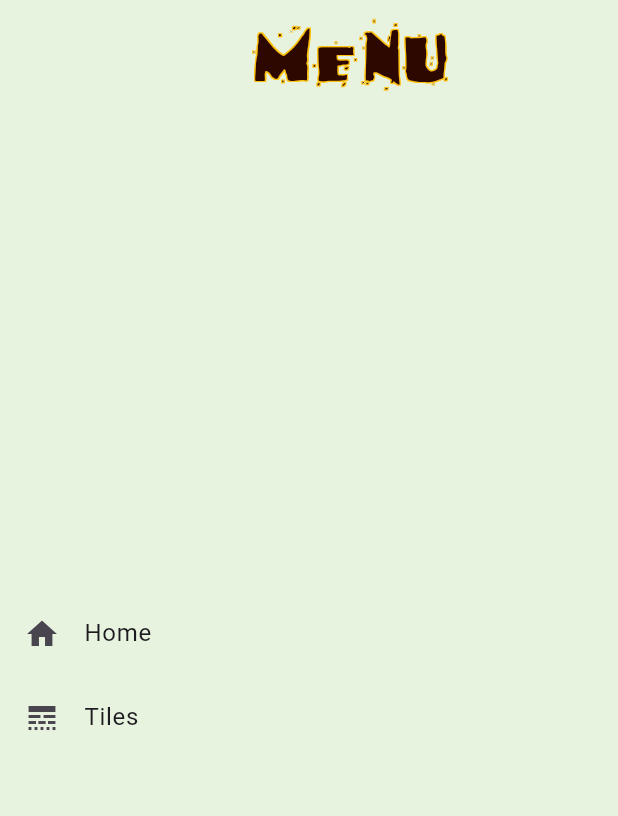
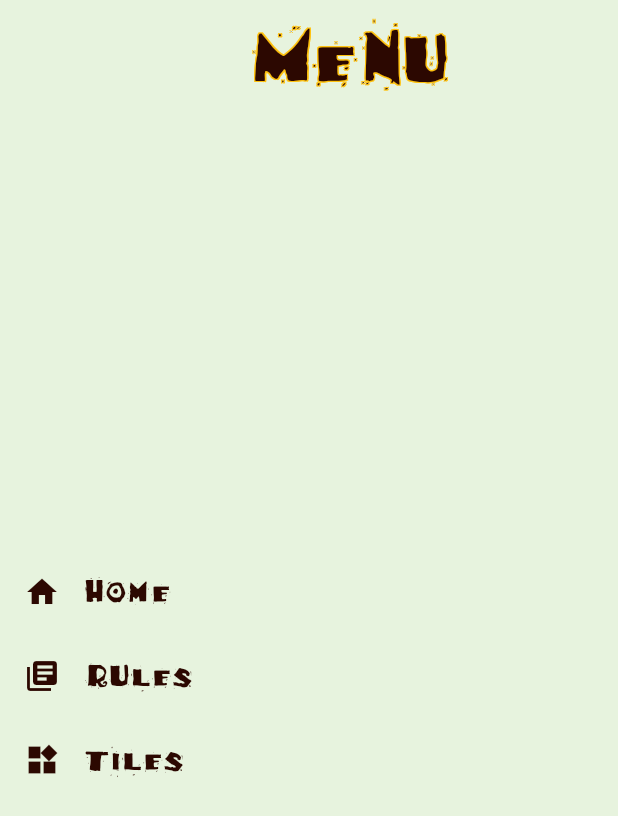
Before and after one commit to isdabenx/cacao_boardgame_helper, a Flutter app: the MenuWidget screen opened directly, on a phone screen of 412 x 824 dp. Shown: the top 816 px of the screen. Run offline on Flutter 3.47's test engine with Material 3 defaults, Android fonts, the phone set to English and light mode, and no system bars; our stand-ins replace flutter_markdown, flutter_riverpod, flutter_zoom_drawer, isar, modal_bottom_sheet, shared_preferences; missing offline and left inert: dynamic_height_grid_view; accounts and stored records are empty; generated files the repository leaves out were written again; statements that could not run were skipped.

Commit message:
refactor(menu): :recycle: add new menu text style for improved readability; update MenuWidget to use the new style and enhance icon colors

```diff
--- a/lib/core/theme/app_text_styles.dart
+++ b/lib/core/theme/app_text_styles.dart
@@ -68,4 +68,10 @@ class AppTextStyles {
     fontFamily: AppFonts.bodyFont,
     fontSize: 18,
   );
+
+  static const TextStyle menu = TextStyle(
+    fontSize: 24,
+    fontFamily: AppFonts.headerFont,
+    color: AppColors.brown,
+  );
 }
--- a/lib/shared/widgets/menu_widget.dart
+++ b/lib/shared/widgets/menu_widget.dart
@@ -44,13 +44,36 @@ class MenuWidget extends ConsumerWidget {
                 mainAxisAlignment: MainAxisAlignment.center,
                 children: [
                   ListTile(
-                    leading: Icon(Icons.home),
-                    title: Text('Home'),
+                    leading: Icon(
+                      Icons.home,
+                      color: AppColors.iconColor,
+                    ),
+                    title: Text(
+                      'Home',
+                      style: AppTextStyles.menu,
+                    ),
                     onTap: () => navigateTo(AppRoutes.home),
                   ),
                   ListTile(
-                    leading: Icon(Icons.line_style),
-                    title: Text('Tiles'),
+                    leading: Icon(
+                      Icons.library_books,
+                      color: AppColors.iconColor,
+                    ),
+                    title: Text(
+                      'Rules',
+                      style: AppTextStyles.menu,
+                    ),
+                    onTap: () => navigateTo(AppRoutes.rule),
+                  ),
+                  ListTile(
+                    leading: Icon(
+                      Icons.widgets,
+                      color: AppColors.iconColor,
+                    ),
+                    title: Text(
+                      'Tiles',
+                      style: AppTextStyles.menu,
+                    ),
                     onTap: () => navigateTo(AppRoutes.tile),
                   ),
                 ],
```
